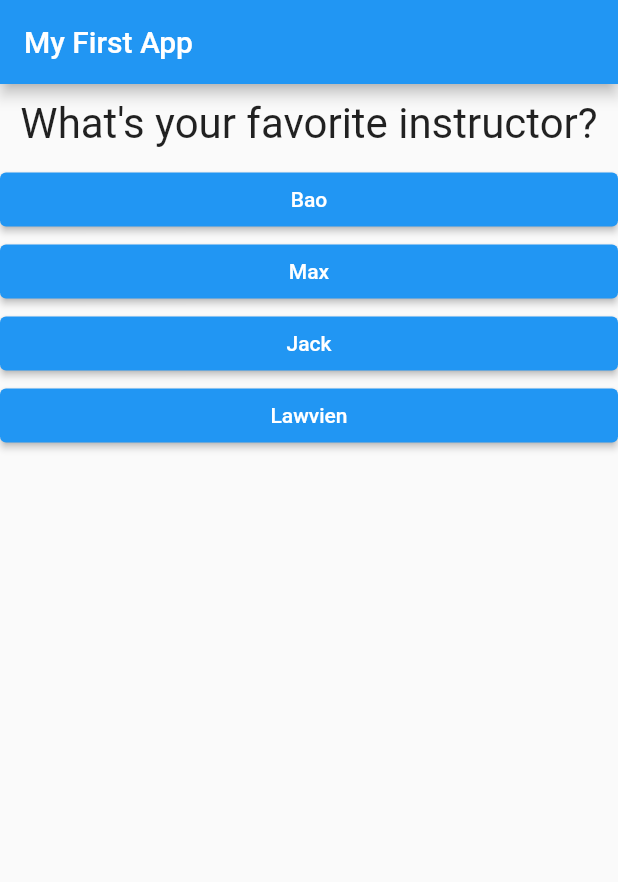
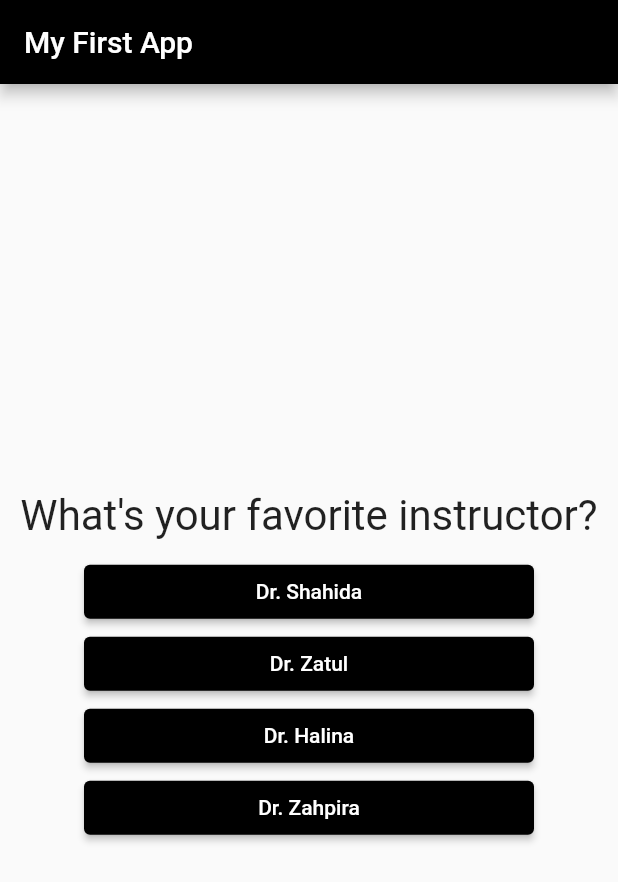
Before and after one commit to Mustafa-alsoffi/Quiz, a Flutter app: the screen it shows after launch, after a tap on "Black", after a tap on "Snake", on a phone screen of 412 x 824 dp. Shown: the top 882 px of the screen. Run offline on Flutter 3.47's test engine with Material 2 defaults, Android fonts, the phone set to English and light mode, and no system bars.

Commit message:
Dynamic Theme

```diff
--- a/lib/answer.dart
+++ b/lib/answer.dart
@@ -5,16 +5,18 @@ class Answer extends StatelessWidget {
   final VoidCallback stateHandler;
   final String answerText;
   Answer(this.stateHandler, this.answerText);
+
+
   @override
   Widget build(BuildContext context) {
     return Container(
-        width: double.infinity,
+        width: 300,
         child: ElevatedButton(
           style: ElevatedButton.styleFrom(
-            primary: Colors.blue,
+            primary: Theme.of(context).primaryColor,
           ),
           child: Text(answerText),
-          onPressed:stateHandler,
+          onPressed: stateHandler,
         ));
   }
 }
--- /dev/null
+++ b/lib/custom_theme.dart
@@ -0,0 +1,72 @@
+import 'package:flutter/material.dart';
+import 'package:flutter/widgets.dart';
+import './themes.dart';
+
+class _CustomTheme extends InheritedWidget {
+  final CustomThemeState data;
+
+  _CustomTheme({
+    required this.data,
+    Key? key,
+    required Widget child,
+  }) : super(key: key, child: child);
+
+  @override
+  bool updateShouldNotify(_CustomTheme oldWidget) {
+    return true;
+  }
+}
+
+class CustomTheme extends StatefulWidget {
+  final Widget child;
+  final MyThemeKeys initialThemeKey;
+
+  const CustomTheme({
+    Key? key,
+    required this.initialThemeKey,
+    required this.child,
+  }) : super(key: key);
+
+  @override
+  CustomThemeState createState() => new CustomThemeState();
+
+  static ThemeData of(BuildContext context) {
+    _CustomTheme inherited =
+        (context.dependOnInheritedWidgetOfExactType<_CustomTheme>() as _CustomTheme);
+    return inherited.data.theme;
+  }
+
+  static CustomThemeState instanceOf(BuildContext context) {
+    _CustomTheme inherited =
+        (context.dependOnInheritedWidgetOfExactType<_CustomTheme>() as _CustomTheme);
+    return inherited.data;
+  }
+}
+
+class CustomThemeState extends State<CustomTheme> {
+  late ThemeData _theme;
+
+  ThemeData get theme => _theme;
+
+  @override
+  void initState() {
+    _theme = MyThemes.getThemeFromKey(widget.initialThemeKey);
+    super.initState();
+  }
+
+
+
+  void changeTheme(MyThemeKeys themeKey) {
+    setState(() {
+      _theme = MyThemes.getThemeFromKey(themeKey);
+    });
+  }
+
+  @override
+  Widget build(BuildContext context) {
+    return new _CustomTheme(
+      data: this,
+      child: widget.child,
+    );
+  }
+}
--- a/lib/main.dart
+++ b/lib/main.dart
@@ -1,9 +1,16 @@
 import 'package:flutter/material.dart';
 import './quiz.dart';
 import './result.dart';
+import './themes.dart';
+import './custom_theme.dart';
 
 void main() {
-  runApp(MyApp());
+  runApp(
+    CustomTheme(
+      initialThemeKey: MyThemeKeys.BLUE,
+      child: MyApp(),
+    ),
+  );
 }
 
 class MyApp extends StatefulWidget {
@@ -21,7 +28,7 @@ class _MyAppState extends State<MyApp> {
         {'text': 'Black', 'score': 10},
         {'text': 'Red', 'score': 5},
         {'text': 'Green', 'score': 3},
-        {'text': 'White', 'score': 1}
+        {'text': 'Yellow', 'score': 1}
       ],
     },
     {
@@ -36,10 +43,10 @@ class _MyAppState extends State<MyApp> {
     {
       'questionText': 'What\'s your favorite instructor?',
       'answers': [
-        {'text': 'Bao', 'score': 1},
-        {'text': 'Max', 'score': 5},
-        {'text': 'Jack', 'score': 9},
-        {'text': 'Lawvien', 'score': 12},
+        {'text': 'Dr. Shahida', 'score': 1},
+        {'text': 'Dr. Zatul', 'score': 5},
+        {'text': 'Dr. Halina', 'score': 9},
+        {'text': 'Dr. Zahpira', 'score': 12},
       ],
     },
   ];
@@ -47,15 +54,44 @@ class _MyAppState extends State<MyApp> {
   var _questionIndex = 0;
   var _totalScore = 0;
 
+  void _changeTheme(BuildContext buildContext, MyThemeKeys key) {
+    CustomTheme.instanceOf(buildContext).changeTheme(key);
+  }
+
+
+  void selectThemeColor(int score, BuildContext context) {
+    if (_questionIndex == 0) {
+    switch (score) {
+      case 10:
+        _changeTheme(context, MyThemeKeys.BLACK);
+        break;
+      case 5:
+        _changeTheme(context, MyThemeKeys.RED);
+        break;
+      case 3:
+        _changeTheme(context, MyThemeKeys.GREEN);
+        break;
+      case 1:
+        _changeTheme(context, MyThemeKeys.YELLOW);
+        break;
+      default:
+        _changeTheme(context, MyThemeKeys.BLUE);
+    }
+    }
+  }
+
   void _resetQuiz() {
     setState(() {
       _questionIndex = 0;
       _totalScore = 0;
     });
   }
-void _answerQuestion(int score) {
+
+  void _answerQuestion(int score, BuildContext context) {
+
+selectThemeColor(score, context);
+
     _totalScore += score;
-    print('NOTICE: MyApp answerQuestion func triggered score is $_totalScore');
     setState(() {
       _questionIndex = _questionIndex + 1;
     });
@@ -64,13 +100,15 @@ void _answerQuestion(int score) {
   @override
   Widget build(BuildContext context) {
     return MaterialApp(
+      theme: CustomTheme.of(context),
       home: Scaffold(
         appBar: AppBar(
           title: Text('My First App'),
         ),
         body: (_questionIndex < _questions.length)
             ? Quiz(
-                answerQuestions: (_totalScore) => _answerQuestion(_totalScore),
+                answerQuestions: (_totalScore, context) =>
+                    _answerQuestion(_totalScore, context),
                 questionIndex: _questionIndex,
                 questions: _questions)
             : Result(_totalScore, _resetQuiz),
--- a/lib/quiz.dart
+++ b/lib/quiz.dart
@@ -19,11 +19,13 @@ class Quiz extends StatelessWidget {
         ),
         ...(questions[questionIndex]['answers'] as List<Map<String, Object>>)
             .map((answer) {
-          print(answer['score']);
-          return Answer(() => answerQuestions(answer['score']),
+          print('NOTICE: Bulding buttons...');
+          return Answer(
+              () => answerQuestions(answer['score'], context),
               answer['text'].toString());
         }).toList(),
       ],
+      mainAxisAlignment: MainAxisAlignment.center,
     );
   }
 }
--- a/lib/result.dart
+++ b/lib/result.dart
@@ -1,13 +1,15 @@
 import 'package:flutter/material.dart';
+import 'package:flutter/cupertino.dart';
 
 class Result extends StatelessWidget {
   final int resultScore;
+
   final VoidCallback resetHandler;
   Result(this.resultScore, this.resetHandler);
   String get resultPhrase {
     String resultText;
     if (resultScore <= 8) {
-      resultText = 'You are awesome and innocent!';
+      resultText = 'You are awesome!';
     } else if (resultScore <= 12) {
       resultText = 'Pretty likeable!';
     } else if (resultScore <= 16) {
@@ -21,8 +23,11 @@ class Result extends StatelessWidget {
   @override
   Widget build(BuildContext context) {
     return Container(
+      height: double.infinity,
       child: Center(
         child: Column(
+          mainAxisAlignment: MainAxisAlignment.center,
+          crossAxisAlignment: CrossAxisAlignment.center,
           children: [
             Text(
               resultPhrase,
@@ -32,7 +37,7 @@ class Result extends StatelessWidget {
             FlatButton(
               onPressed: resetHandler,
               child: Text('Restart Quiz'),
-              color: Colors.blue,
+              color: Theme.of(context).primaryColor,
               textColor: Colors.white,
             )
           ],
--- /dev/null
+++ b/lib/themes.dart
@@ -0,0 +1,27 @@
+import 'package:flutter/material.dart';
+
+enum MyThemeKeys {BLACK, RED, GREEN, YELLOW, BLUE}
+
+class MyThemes {
+
+  static final ThemeData black = ThemeData(primaryColor: Colors.black,);
+  static final ThemeData red = ThemeData(primaryColor: Colors.red,);
+  static final ThemeData green = ThemeData(primaryColor: Colors.green,);
+  static final ThemeData yellow = ThemeData(primaryColor: Colors.yellow,);
+  static final ThemeData blue = ThemeData(primaryColor: Colors.blue,);
+
+  static ThemeData getThemeFromKey(MyThemeKeys themeKey) {
+    switch (themeKey) {
+      case MyThemeKeys.BLACK:
+        return black;
+      case MyThemeKeys.RED:
+        return red;
+      case MyThemeKeys.GREEN:
+        return green;
+      case MyThemeKeys.YELLOW:
+        return yellow;
+      default:
+        return blue;
+    }
+  }
+}
```
Lines whose indentation alone changed are shown as unchanged.
